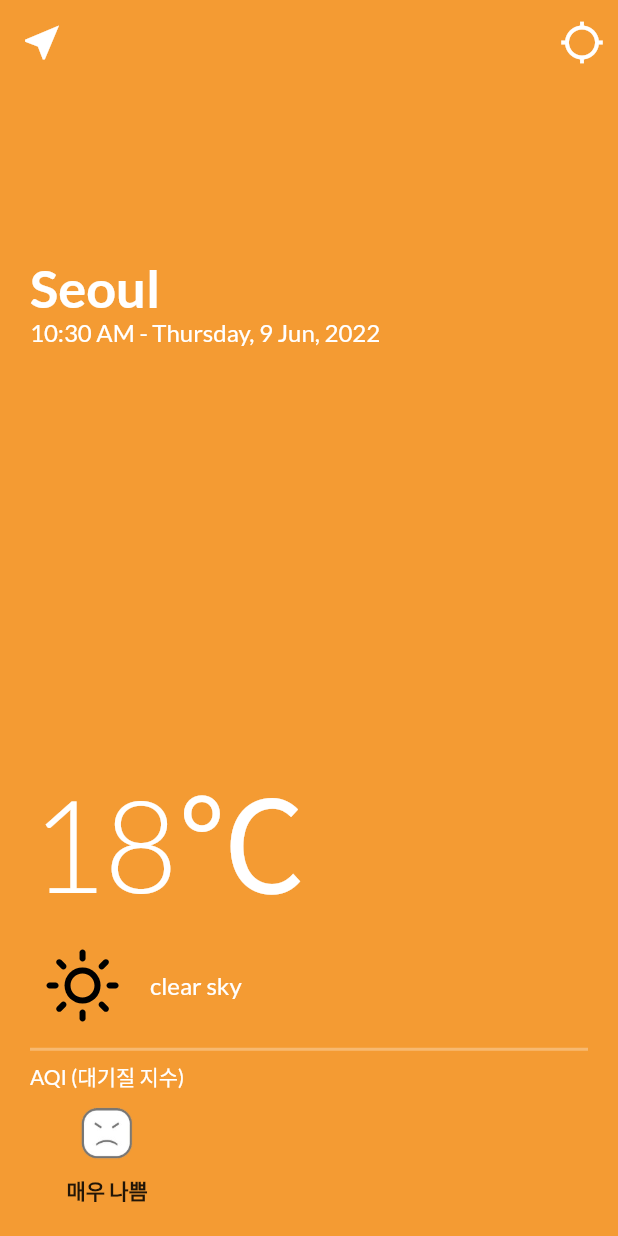
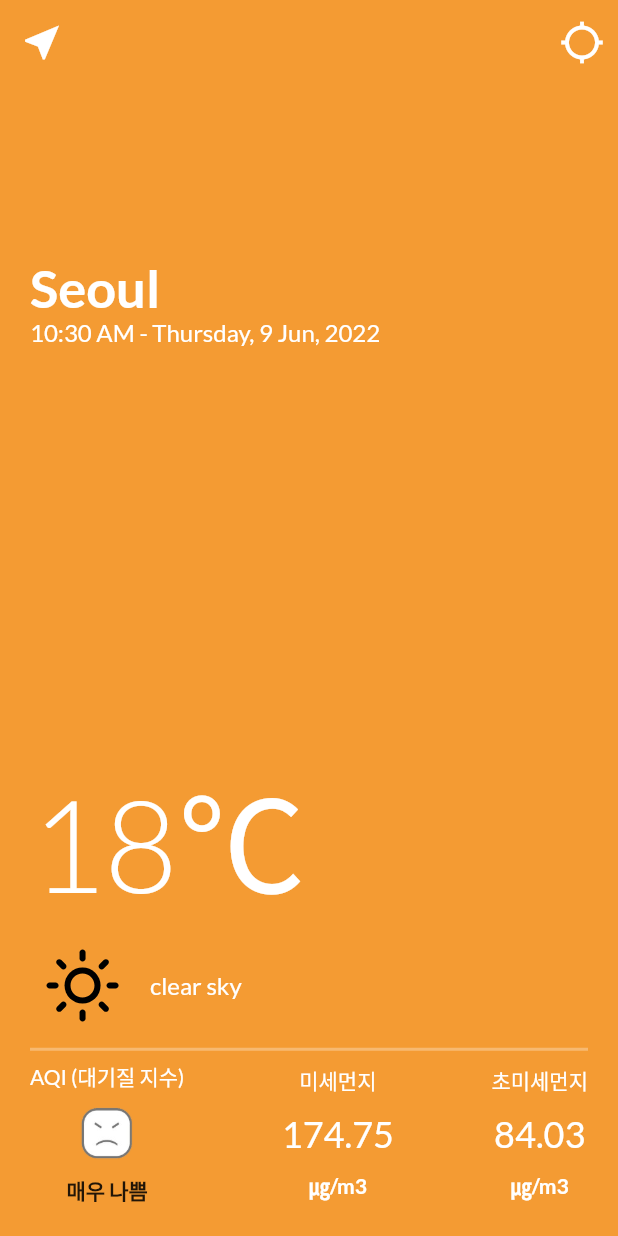
Before and after one commit to yeyoung8805/Flutter_weather_app, a Flutter app: the WeatherScreen screen opened directly, on a phone screen of 412 x 824 dp. Run offline on Flutter 3.47's test engine with Material 2 defaults, Android fonts, the phone set to English and light mode, and no system bars; our stand-ins replace flutter_svg, geolocator, google_fonts, timer_builder; network calls fail; statements that could not run were skipped.

Commit message:
change the content of each columns

```diff
--- a/lib/screens/weather_screen.dart
+++ b/lib/screens/weather_screen.dart
@@ -166,6 +166,7 @@ class _WeatherScreenState extends State<WeatherScreen> {
                         color: Colors.white30,
                       ),
                       Row(
+                        mainAxisAlignment: MainAxisAlignment.spaceBetween,
                         children: [
                           Column(
                             children: [
@@ -197,6 +198,70 @@ class _WeatherScreenState extends State<WeatherScreen> {
                               ),
                             ],
                           ),
+                          Column(
+                            children: [
+                              Text(
+                                '미세먼지',
+                                style: GoogleFonts.lato(
+                                  fontSize: 14.0,
+                                  color: Colors.white,
+                                ),
+                              ),
+                              const SizedBox(
+                                height: 10.0,
+                              ),
+                              Text(
+                                '174.75',
+                                style: GoogleFonts.lato(
+                                  fontSize: 24.0,
+                                  color: Colors.white,
+                                ),
+                              ),
+                              const SizedBox(
+                                height: 10.0,
+                              ),
+                              Text(
+                                '㎍/m3',
+                                style: GoogleFonts.lato(
+                                  fontSize: 14.0,
+                                  color: Colors.white,
+                                  fontWeight: FontWeight.bold,
+                                ),
+                              ),
+                            ],
+                          ),
+                          Column(
+                            children: [
+                              Text(
+                                '초미세먼지',
+                                style: GoogleFonts.lato(
+                                  fontSize: 14.0,
+                                  color: Colors.white,
+                                ),
+                              ),
+                              const SizedBox(
+                                height: 10.0,
+                              ),
+                              Text(
+                                '84.03',
+                                style: GoogleFonts.lato(
+                                  fontSize: 24.0,
+                                  color: Colors.white,
+                                ),
+                              ),
+                              const SizedBox(
+                                height: 10.0,
+                              ),
+                              Text(
+                                '㎍/m3',
+                                style: GoogleFonts.lato(
+                                  fontSize: 14.0,
+                                  color: Colors.white,
+                                  fontWeight: FontWeight.bold,
+                                ),
+                              ),
+                            ],
+                          ),
                         ],
                       ),
                     ],
```
